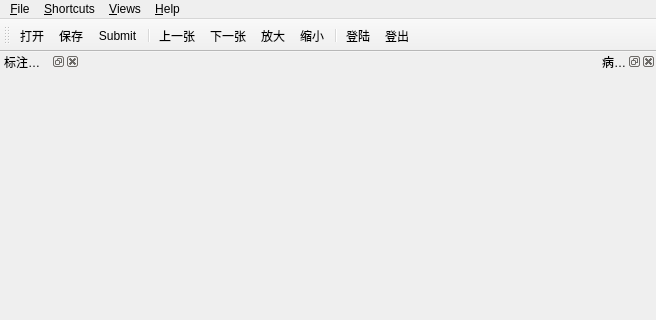
Old version of the form sloth/gui/labeltool.ui in the repository WJtomcat/MySloth; both pictures show x 0 to 656 and y 0 to 320 of the 656 by 746 pixel window.
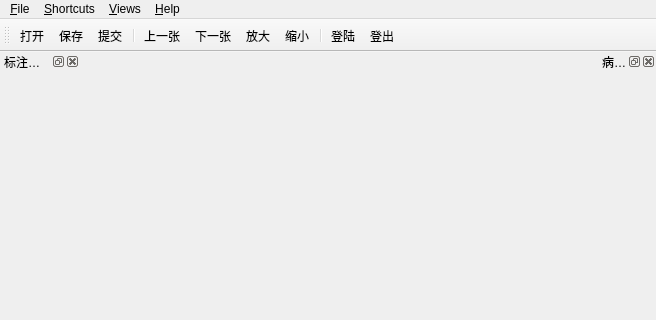
New version of the form. Icons and pictures are not drawn.

```diff
--- a/sloth/gui/labeltool.ui
+++ b/sloth/gui/labeltool.ui
@@ -277,7 +277,7 @@
     <string>提交</string>
    </property>
    <property name="iconText">
-    <string>Submit</string>
+    <string>提交</string>
    </property>
   </action>
   <action name="action_About">
```
